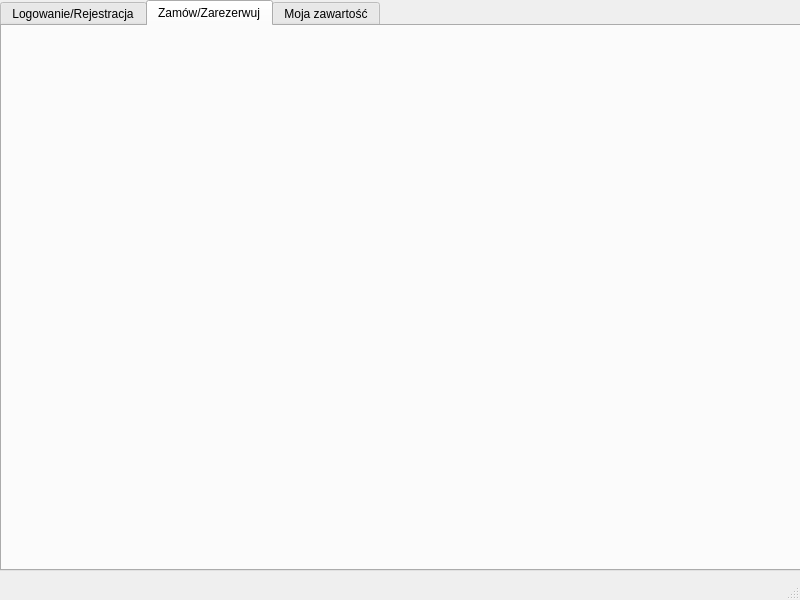
First picture: the form in mainwindow.ui, repository Wasgo097/PRIRClient, before the edit.
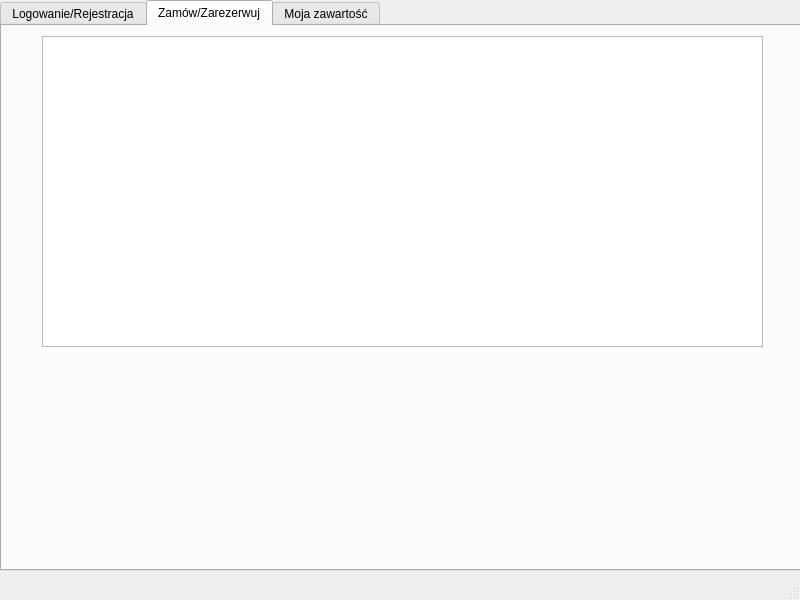
Second picture: the form after the edit. The open tabs and pages were chosen to show the change.

Commit message: added task class, light refactor, added widget handling

Patch:
```diff
--- a/mainwindow.ui
+++ b/mainwindow.ui
@@ -150,6 +150,16 @@
      <attribute name="title">
       <string>Zamów/Zarezerwuj</string>
      </attribute>
+     <widget class="QListWidget" name="allbooks">
+      <property name="geometry">
+       <rect>
+        <x>40</x>
+        <y>10</y>
+        <width>721</width>
+        <height>311</height>
+       </rect>
+      </property>
+     </widget>
     </widget>
     <widget class="QWidget" name="tab_5">
      <attribute name="title">
```
Left out of the diff: 12 changed lines with no effect on the pictures. The commit also changes 6 other files.
